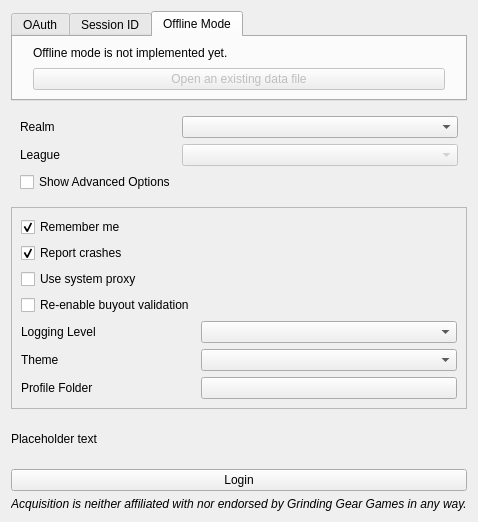
The window that src/ui/logindialog.ui (gerwaric/acquisition) describes before a commit, drawn with Qt 5.
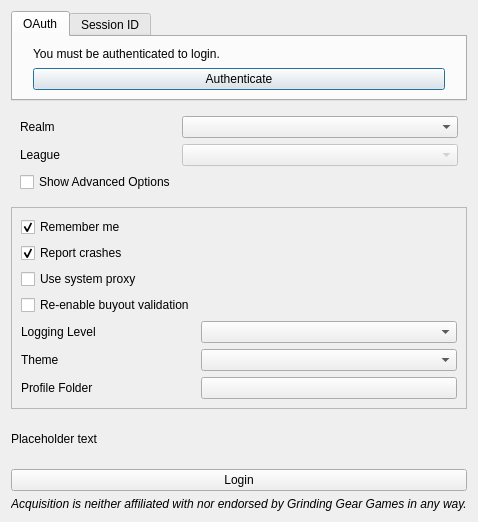
The same window after the commit. The open tabs and pages were chosen to show the change.

Commit message: Remove the offline login tab

```diff
--- a/src/ui/logindialog.ui
+++ b/src/ui/logindialog.ui
@@ -113,39 +113,6 @@
        </item>
       </layout>
      </widget>
-     <widget class="QWidget" name="offlineTab">
-      <attribute name="title">
-       <string>Offline Mode</string>
-      </attribute>
-      <layout class="QVBoxLayout" name="verticalLayout_3">
-       <property name="leftMargin">
-        <number>20</number>
-       </property>
-       <property name="topMargin">
-        <number>7</number>
-       </property>
-       <property name="rightMargin">
-        <number>20</number>
-       </property>
-       <item>
-        <widget class="QLabel" name="offlineLabel">
-         <property name="text">
-          <string>Offline mode is not implemented yet.</string>
-         </property>
-        </widget>
-       </item>
-       <item>
-        <widget class="QPushButton" name="offlineButton">
-         <property name="enabled">
-          <bool>false</bool>
-         </property>
-         <property name="text">
-          <string>Open an existing data file</string>
-         </property>
-        </widget>
-       </item>
-      </layout>
-     </widget>
     </widget>
    </item>
    <item>
```
